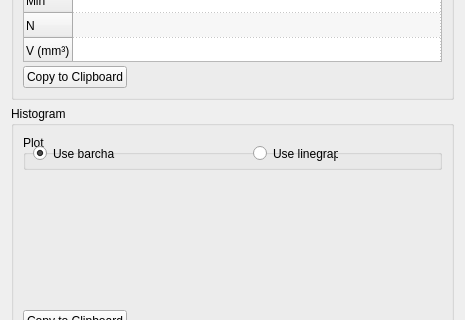
Qt form Plugins/org.mitk.gui.qt.measurementtoolbox/src/internal/QmitkImageStatisticsViewControls.ui (MITK/MITK) before a commit; both pictures show x 0 to 465 and y 207 to 527 of the 465 by 800 pixel window.
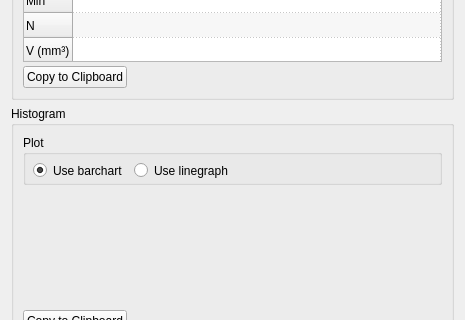
The same form after that commit. Custom widgets are drawn as their Qt base class.

Commit message: ui update. enabled intesitylineprofile for not closed planarfigures.

Patch:
```diff
--- a/Plugins/org.mitk.gui.qt.measurementtoolbox/src/internal/QmitkImageStatisticsViewControls.ui
+++ b/Plugins/org.mitk.gui.qt.measurementtoolbox/src/internal/QmitkImageStatisticsViewControls.ui
@@ -264,72 +264,6 @@
       <bool>false</bool>
      </property>
      <layout class="QGridLayout" name="gridLayout">
-      <item row="0" column="0">
-       <widget class="QGroupBox" name="groupBox_2">
-        <property name="sizePolicy">
-         <sizepolicy hsizetype="Minimum" vsizetype="Preferred">
-          <horstretch>0</horstretch>
-          <verstretch>0</verstretch>
-         </sizepolicy>
-        </property>
-        <property name="minimumSize">
-         <size>
-          <width>0</width>
-          <height>35</height>
-         </size>
-        </property>
-        <property name="title">
-         <string>Plot</string>
-        </property>
-        <widget class="QRadioButton" name="m_lineRadioButton">
-         <property name="geometry">
-          <rect>
-           <x>230</x>
-           <y>10</y>
-           <width>85</width>
-           <height>17</height>
-          </rect>
-         </property>
-         <property name="sizePolicy">
-          <sizepolicy hsizetype="Minimum" vsizetype="Minimum">
-           <horstretch>0</horstretch>
-           <verstretch>0</verstretch>
-          </sizepolicy>
-         </property>
-         <property name="minimumSize">
-          <size>
-           <width>0</width>
-           <height>0</height>
-          </size>
-         </property>
-         <property name="text">
-          <string>Use linegraph</string>
-         </property>
-        </widget>
-        <widget class="QRadioButton" name="m_barRadioButton">
-         <property name="geometry">
-          <rect>
-           <x>10</x>
-           <y>10</y>
-           <width>82</width>
-           <height>17</height>
-          </rect>
-         </property>
-         <property name="sizePolicy">
-          <sizepolicy hsizetype="Minimum" vsizetype="Minimum">
-           <horstretch>0</horstretch>
-           <verstretch>0</verstretch>
-          </sizepolicy>
-         </property>
-         <property name="text">
-          <string>Use barchart</string>
-         </property>
-         <property name="checked">
-          <bool>true</bool>
-         </property>
-        </widget>
-       </widget>
-      </item>
       <item row="1" column="0">
        <widget class="QStackedWidget" name="m_StatisticsWidgetStack">
         <property name="currentIndex">
@@ -386,6 +320,113 @@
         </layout>
        </widget>
       </item>
+      <item row="0" column="0">
+       <widget class="QGroupBox" name="groupBox_2">
+        <property name="sizePolicy">
+         <sizepolicy hsizetype="Preferred" vsizetype="Preferred">
+          <horstretch>0</horstretch>
+          <verstretch>0</verstretch>
+         </sizepolicy>
+        </property>
+        <property name="minimumSize">
+         <size>
+          <width>0</width>
+          <height>50</height>
+         </size>
+        </property>
+        <property name="maximumSize">
+         <size>
+          <width>16777215</width>
+          <height>16777215</height>
+         </size>
+        </property>
+        <property name="title">
+         <string>Plot</string>
+        </property>
+        <widget class="QWidget" name="horizontalLayoutWidget">
+         <property name="geometry">
+          <rect>
+           <x>0</x>
+           <y>20</y>
+           <width>411</width>
+           <height>31</height>
+          </rect>
+         </property>
+         <layout class="QHBoxLayout" name="horizontalLayout_4">
+          <property name="sizeConstraint">
+           <enum>QLayout::SetDefaultConstraint</enum>
+          </property>
+          <item>
+           <spacer name="horizontalSpacer_5">
+            <property name="orientation">
+             <enum>Qt::Horizontal</enum>
+            </property>
+            <property name="sizeType">
+             <enum>QSizePolicy::Preferred</enum>
+            </property>
+            <property name="sizeHint" stdset="0">
+             <size>
+              <width>10</width>
+              <height>0</height>
+             </size>
+            </property>
+           </spacer>
+          </item>
+          <item>
+           <widget class="QRadioButton" name="m_barRadioButton">
+            <property name="sizePolicy">
+             <sizepolicy hsizetype="Preferred" vsizetype="Preferred">
+              <horstretch>0</horstretch>
+              <verstretch>0</verstretch>
+             </sizepolicy>
+            </property>
+            <property name="styleSheet">
+             <string notr="true"/>
+            </property>
+            <property name="text">
+             <string>Use barchart</string>
+            </property>
+            <property name="checked">
+             <bool>true</bool>
+            </property>
+           </widget>
+          </item>
+          <item>
+           <widget class="QRadioButton" name="m_lineRadioButton">
+            <property name="sizePolicy">
+             <sizepolicy hsizetype="Minimum" vsizetype="Minimum">
+              <horstretch>0</horstretch>
+              <verstretch>0</verstretch>
+             </sizepolicy>
+            </property>
+            <property name="minimumSize">
+             <size>
+              <width>0</width>
+              <height>0</height>
+             </size>
+            </property>
+            <property name="text">
+             <string>Use linegraph</string>
+            </property>
+           </widget>
+          </item>
+          <item>
+           <spacer name="horizontalSpacer_4">
+            <property name="orientation">
+             <enum>Qt::Horizontal</enum>
+            </property>
+            <property name="sizeHint" stdset="0">
+             <size>
+              <width>40</width>
+              <height>20</height>
+             </size>
+            </property>
+           </spacer>
+          </item>
+         </layout>
+        </widget>
+       </widget>
+      </item>
      </layout>
     </widget>
    </item>
```
Left out of the diff: 2 changed lines with no effect on the pictures. The commit also changes 4 other files.
